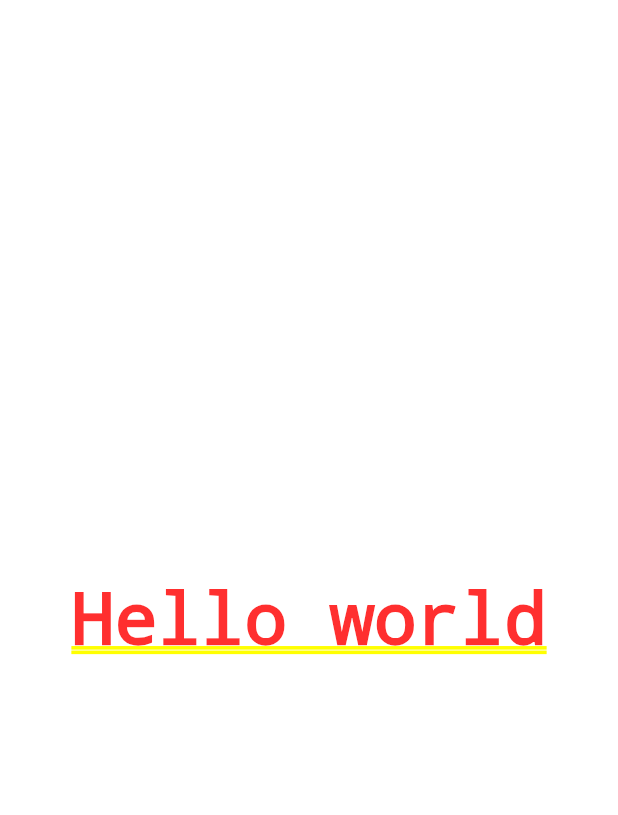
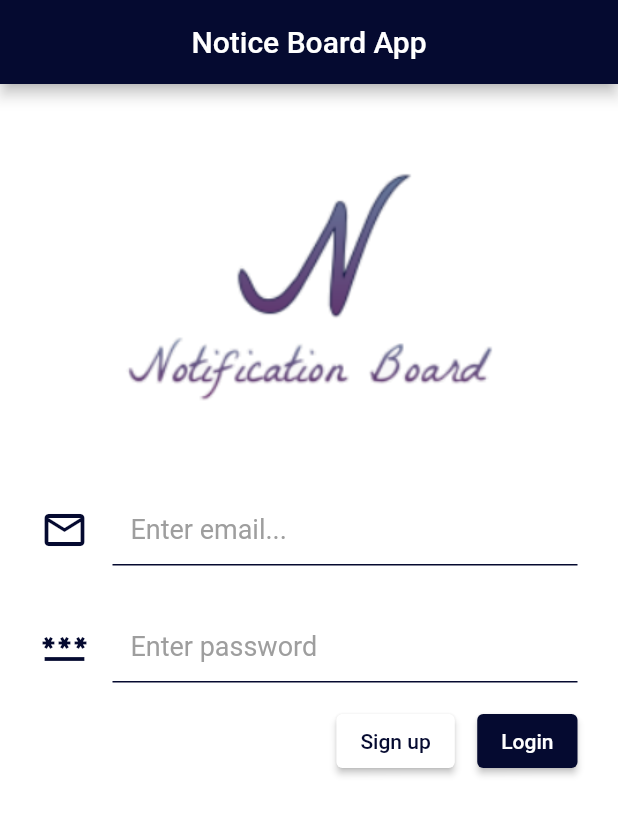
Before and after one commit to aamirpinger/flutter-slide-code, a Flutter app: the screen it shows after launch, on a phone screen of 412 x 824 dp. Shown: the top 815 px of the screen. Run offline on Flutter 3.47's test engine with Material 2 defaults, Android fonts, the phone set to English and light mode, and no system bars; our stand-ins replace flutter_easyloading.

Commit message:
Notification App Basic Skeleton

```diff
--- /dev/null
+++ b/lib/constants/app_strings.dart
@@ -0,0 +1,11 @@
+abstract class AppStrings {
+  static const appTitle = 'Notice Board App';
+  static const enterEmail = 'Enter email...';
+  static const enterPassword = 'Enter password';
+  static const reEnterPassword = 'Re-Enter password';
+  static const login = 'Login';
+  static const signup = 'Sign up';
+  static const register = 'Register';
+  static const cancel = 'Cancel';
+  static const loading = 'loading....';
+}
--- /dev/null
+++ b/lib/constants/configs.dart
@@ -0,0 +1,3 @@
+abstract class Configs {
+  static const logoImage = 'assets/images/logo.png';
+}
--- /dev/null
+++ b/lib/constants/error_strings.dart
@@ -0,0 +1 @@
+abstract class ErrorStrings {}
--- /dev/null
+++ b/lib/ui/routes.dart
@@ -0,0 +1,20 @@
+import 'package:flutter/material.dart';
+import 'package:my_app/ui/screens/login_screen.dart';
+import 'package:my_app/ui/screens/notice_board_screen.dart';
+import 'package:my_app/ui/screens/signup_screen.dart';
+
+abstract class CustomRoutes {
+  static Route<dynamic> generateRoute(RouteSettings settings) {
+    switch (settings.name) {
+      case NoticeBoardScreen.routeName:
+        return MaterialPageRoute(builder: (_) => NoticeBoardScreen());
+      case LoginScreen.routeName:
+        return MaterialPageRoute(builder: (_) => LoginScreen());
+      case SignupScreen.routeName:
+        return MaterialPageRoute(builder: (_) => SignupScreen());
+
+      default:
+        return MaterialPageRoute(builder: (_) => LoginScreen());
+    }
+  }
+}
--- /dev/null
+++ b/lib/ui/screens/login_screen.dart
@@ -0,0 +1,108 @@
+import 'package:flutter/cupertino.dart';
+import 'package:flutter/material.dart';
+import 'package:flutter_easyloading/flutter_easyloading.dart';
+import 'package:my_app/constants/app_strings.dart';
+import 'package:my_app/constants/configs.dart';
+import 'package:my_app/ui/screens/notice_board_screen.dart';
+import 'package:my_app/ui/screens/signup_screen.dart';
+import 'package:my_app/ui/widgets/custom_button.dart';
+import 'package:my_app/ui/widgets/custom_text_field.dart';
+
+class LoginScreen extends StatefulWidget {
+  const LoginScreen({Key? key}) : super(key: key);
+
+  static const routeName = '/';
+
+  @override
+  _LoginScreenState createState() => _LoginScreenState();
+}
+
+class _LoginScreenState extends State<LoginScreen> {
+  String email = '';
+  String password = '';
+
+  @override
+  void initState() {
+    EasyLoading.instance
+      ..loadingStyle = EasyLoadingStyle.custom
+      ..progressColor = Colors.white
+      ..indicatorColor = Colors.blue
+      ..backgroundColor = Colors.white
+      ..textColor = Colors.blue
+      ..maskColor = Colors.blue.withOpacity(0)
+      ..userInteractions = true
+      ..dismissOnTap = false;
+
+    // EasyLoading.show(status: AppStrings.loading);
+
+    super.initState();
+  }
+
+  @override
+  Widget build(BuildContext context) {
+    return Scaffold(
+      // this helps show keyboard appear at top and do not affect other widgets
+      resizeToAvoidBottomInset: false,
+      appBar: AppBar(
+        title: Text(AppStrings.appTitle),
+        centerTitle: true,
+      ),
+      body: SingleChildScrollView(
+        child: Padding(
+          padding: const EdgeInsets.all(12.0),
+          child: Column(
+            mainAxisAlignment: MainAxisAlignment.center,
+            crossAxisAlignment: CrossAxisAlignment.stretch,
+            children: [
+              Image.asset(Configs.logoImage),
+              CustomTextField(
+                onChange: (String value) => setState(() => email = value),
+                hintText: AppStrings.enterEmail,
+                leading: Icon(
+                  Icons.email_outlined,
+                  color: Theme.of(context).appBarTheme.backgroundColor,
+                  size: 32,
+                ),
+              ),
+              CustomTextField(
+                onChange: (String value) => setState(() => password = value),
+                hintText: AppStrings.enterPassword,
+                leading: Icon(
+                  Icons.password_outlined,
+                  color: Theme.of(context).appBarTheme.backgroundColor,
+                  size: 32,
+                ),
+              ),
+              Row(
+                mainAxisAlignment: MainAxisAlignment.end,
+                children: [
+                  CustomButton(
+                    backgroundColor: Theme.of(context).scaffoldBackgroundColor,
+                    title: Text(
+                      AppStrings.signup,
+                      style: TextStyle(color: Theme.of(context).primaryColor),
+                    ),
+                    onPress: () {
+                      Navigator.pushNamed(context, SignupScreen.routeName);
+                    },
+                  ),
+                  Padding(
+                    padding: const EdgeInsets.symmetric(horizontal: 15.0),
+                    child: CustomButton(
+                      backgroundColor: Theme.of(context).primaryColor,
+                      title: Text(AppStrings.login),
+                      onPress: () {
+                        Navigator.pushNamed(
+                            context, NoticeBoardScreen.routeName);
+                      },
+                    ),
+                  ),
+                ],
+              ),
+            ],
+          ),
+        ),
+      ),
+    );
+  }
+}
--- /dev/null
+++ b/lib/ui/screens/notice_board_app.dart
@@ -0,0 +1,17 @@
+import 'package:flutter/material.dart';
+import 'package:my_app/ui/routes.dart';
+import 'package:my_app/ui/screens/login_screen.dart';
+import 'package:my_app/ui/theme.dart';
+import 'package:flutter_easyloading/flutter_easyloading.dart';
+
+class NoticeBoardApp extends StatelessWidget {
+  @override
+  Widget build(BuildContext context) {
+    return MaterialApp(
+      theme: CustomTheme.theme,
+      initialRoute: LoginScreen.routeName,
+      onGenerateRoute: CustomRoutes.generateRoute,
+      builder: EasyLoading.init(),
+    );
+  }
+}
--- /dev/null
+++ b/lib/ui/theme.dart
@@ -0,0 +1,27 @@
+import 'package:flutter/material.dart';
+
+abstract class CustomTheme {
+  static final ThemeData theme = ThemeData(
+      scaffoldBackgroundColor: Colors.white,
+      primaryColor: Color(0xFF050A30),
+      colorScheme: ColorScheme.light(secondary: Colors.amber),
+      appBarTheme: AppBarTheme(
+        backgroundColor: Color(0xFF050A30),
+      ),
+      cardTheme: CardTheme(
+          color: Colors.blueGrey.shade900,
+          shadowColor: Colors.grey,
+          elevation: 30),
+      textTheme: TextTheme(
+        headline4: TextStyle(
+          fontWeight: FontWeight.bold,
+          fontSize: 24,
+          color: Colors.white,
+        ),
+        headline5: TextStyle(
+          fontWeight: FontWeight.bold,
+          fontSize: 36,
+          color: Colors.indigo,
+        ),
+      ));
+}
--- /dev/null
+++ b/lib/ui/widgets/custom_button.dart
@@ -0,0 +1,31 @@
+import 'package:flutter/material.dart';
+
+class CustomButton extends StatelessWidget {
+  CustomButton({
+    required this.title,
+    required this.backgroundColor,
+    required this.onPress,
+  });
+
+  final Widget title;
+  final Color backgroundColor;
+  final Function onPress;
+
+  @override
+  Widget build(BuildContext context) {
+    return ElevatedButton(
+      style: ButtonStyle(
+          backgroundColor: MaterialStateProperty.all(backgroundColor)),
+      onPressed: () {
+        FocusScopeNode currentFocus = FocusScope.of(context);
+
+        if (!currentFocus.hasPrimaryFocus) {
+          currentFocus.unfocus();
+        }
+
+        onPress();
+      },
+      child: title,
+    );
+  }
+}
--- /dev/null
+++ b/lib/ui/widgets/custom_text_field.dart
@@ -0,0 +1,52 @@
+import 'package:flutter/material.dart';
+
+class CustomTextField extends StatelessWidget {
+  CustomTextField({
+    required this.onChange,
+    this.controller,
+    this.hintText,
+    this.leading,
+  });
+
+  final Function(String) onChange;
+  final TextEditingController? controller;
+  String? hintText = '';
+  Widget? leading;
+
+  @override
+  Widget build(BuildContext context) {
+    return Container(
+      padding: EdgeInsets.all(15.0),
+      child: TextField(
+        controller: controller,
+        style: TextStyle(
+          color: Colors.black,
+          fontSize: 18,
+        ),
+        decoration: InputDecoration(
+          enabledBorder: UnderlineInputBorder(
+            borderSide: BorderSide(color: Theme.of(context).primaryColor),
+          ),
+          focusedBorder: UnderlineInputBorder(
+            borderSide:
+                BorderSide(color: Theme.of(context).colorScheme.secondary),
+          ),
+          filled: true,
+          fillColor: Colors.white,
+          icon: leading,
+          hintText: hintText,
+          hintStyle: TextStyle(
+            color: Colors.grey,
+          ),
+          border: OutlineInputBorder(
+            borderRadius: BorderRadius.all(
+              Radius.circular(10.0),
+            ),
+            borderSide: BorderSide.none,
+          ),
+        ),
+        onChanged: onChange,
+      ),
+    );
+  }
+}
```
Also changed, not shown: lib/main.dart (+3 -7 lines), lib/ui/screens/notice_board_screen.dart (added, +29 -0 lines), lib/ui/screens/signup_screen.dart (added, +88 -0 lines), pubspec.yaml (+7 -2 lines), assets/images/logo.png (added), pubspec.lock.
